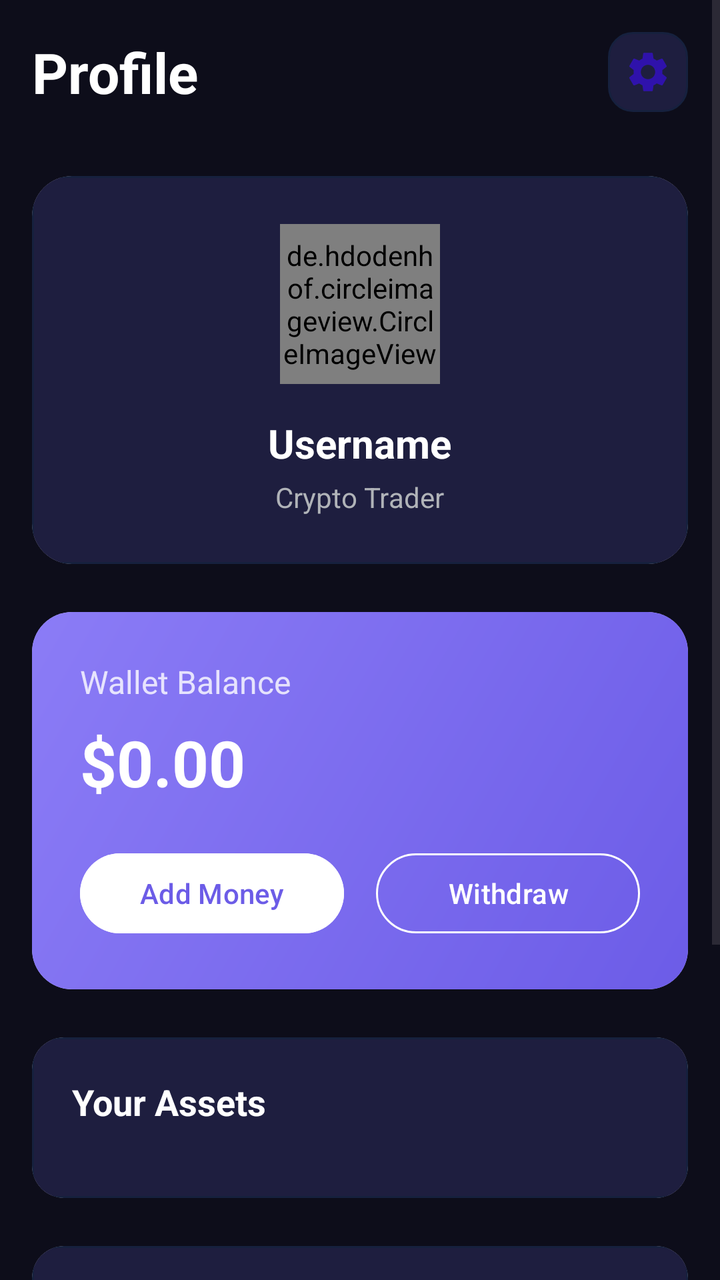
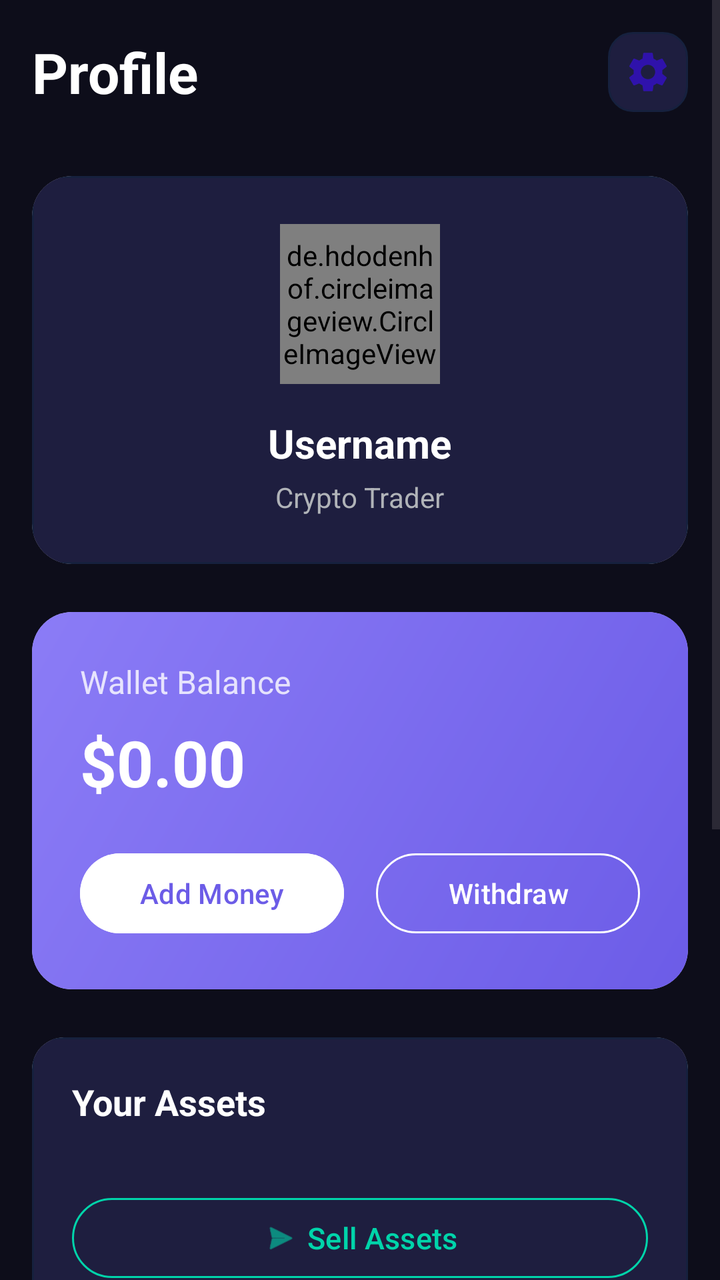

An Android layout rendered at two revisions. The XML below is the earlier revision; the diff shows what the commit changed to produce the second picture.
<!-- AndroidManifest.xml: application theme Theme.CryptoApplication -->
<!-- res/layout/activity_profile.xml -->
<?xml version="1.0" encoding="utf-8"?>
<androidx.constraintlayout.widget.ConstraintLayout xmlns:android="http://schemas.android.com/apk/res/android"
    xmlns:app="http://schemas.android.com/apk/res-auto"
    xmlns:tools="http://schemas.android.com/tools"
    android:layout_width="match_parent"
    android:layout_height="match_parent"
    android:background="@color/dark_background"
    android:fitsSystemWindows="true">

    <ScrollView
        android:layout_width="match_parent"
        android:layout_height="0dp"
        android:fillViewport="true"
        app:layout_constraintTop_toTopOf="parent"
        app:layout_constraintBottom_toBottomOf="parent"
        app:layout_constraintStart_toStartOf="parent"
        app:layout_constraintEnd_toEndOf="parent">

        <LinearLayout
            android:layout_width="match_parent"
            android:layout_height="wrap_content"
            android:orientation="vertical"
            android:paddingStart="16dp"
            android:paddingEnd="16dp"
            android:paddingTop="16dp"
            android:paddingBottom="32dp">

            
            <LinearLayout
                android:layout_width="match_parent"
                android:layout_height="wrap_content"
                android:orientation="horizontal"
                android:gravity="center_vertical"
                android:layout_marginBottom="32dp">

                <TextView
                    android:layout_width="0dp"
                    android:layout_height="wrap_content"
                    android:layout_weight="1"
                    android:text="Profile"
                    android:textColor="@color/text_primary"
                    android:textSize="28sp"
                    android:textStyle="bold" />

                <ImageView
                    android:layout_width="40dp"
                    android:layout_height="40dp"
                    android:background="@drawable/dark_card_background"
                    android:padding="8dp"
                    android:src="@drawable/baseline_settings_24"
                    android:contentDescription="Settings" />

            </LinearLayout>

            
            <androidx.cardview.widget.CardView
                android:layout_width="match_parent"
                android:layout_height="wrap_content"
                android:layout_marginBottom="24dp"
                app:cardCornerRadius="20dp"
                app:cardElevation="0dp">

                <LinearLayout
                    android:layout_width="match_parent"
                    android:layout_height="wrap_content"
                    android:background="@drawable/dark_card_background"
                    android:orientation="vertical"
                    android:padding="24dp"
                    android:gravity="center">

                    <de.hdodenhof.circleimageview.CircleImageView
                        android:id="@+id/personIcon"
                        android:layout_width="80dp"
                        android:layout_height="80dp"
                        android:src="@drawable/prof_icon"
                        app:civ_border_width="3dp"
                        app:civ_border_color="@color/purple_primary" />

                    <TextView
                        android:id="@+id/txtUsername"
                        android:layout_width="wrap_content"
                        android:layout_height="wrap_content"
                        android:text="Username"
                        android:textColor="@color/text_primary"
                        android:textSize="20sp"
                        android:textStyle="bold"
                        android:layout_marginTop="16dp" />

                    <TextView
                        android:layout_width="wrap_content"
                        android:layout_height="wrap_content"
                        android:text="Crypto Trader"
                        android:textColor="@color/text_secondary"
                        android:textSize="14sp"
                        android:layout_marginTop="4dp" />

                </LinearLayout>

            </androidx.cardview.widget.CardView>

            
            <androidx.cardview.widget.CardView
                android:layout_width="match_parent"
                android:layout_height="wrap_content"
                android:layout_marginBottom="24dp"
                app:cardCornerRadius="20dp"
                app:cardElevation="0dp">

                <LinearLayout
                    android:layout_width="match_parent"
                    android:layout_height="wrap_content"
                    android:background="@drawable/gradient_purple_card"
                    android:orientation="vertical"
                    android:padding="24dp">

                    <TextView
                        android:layout_width="wrap_content"
                        android:layout_height="wrap_content"
                        android:text="Wallet Balance"
                        android:textColor="@color/text_primary"
                        android:textSize="16sp"
                        android:alpha="0.8" />

                    <TextView
                        android:id="@+id/txtBalanceAmount"
                        android:layout_width="wrap_content"
                        android:layout_height="wrap_content"
                        android:text="$0.00"
                        android:textColor="@color/text_primary"
                        android:textSize="32sp"
                        android:textStyle="bold"
                        android:layout_marginTop="8dp" />

                    <LinearLayout
                        android:layout_width="match_parent"
                        android:layout_height="wrap_content"
                        android:orientation="horizontal"
                        android:layout_marginTop="20dp">

                        <com.google.android.material.button.MaterialButton
                            android:id="@+id/btnAddBalance"
                            style="@style/Widget.Material3.Button.UnelevatedButton"
                            android:layout_width="0dp"
                            android:layout_height="48dp"
                            android:layout_weight="1"
                            android:layout_marginEnd="8dp"
                            android:text="Add Money"
                            android:textAllCaps="false"
                            android:textColor="@color/purple_primary"
                            android:backgroundTint="@color/text_primary" />

                        <com.google.android.material.button.MaterialButton
                            android:id="@+id/btnWithdraw"
                            style="@style/Widget.Material3.Button.OutlinedButton"
                            android:layout_width="0dp"
                            android:layout_height="48dp"
                            android:layout_weight="1"
                            android:layout_marginStart="8dp"
                            android:text="Withdraw"
                            android:textAllCaps="false"
                            android:textColor="@color/text_primary"
                            app:strokeColor="@color/text_primary" />

                    </LinearLayout>

                </LinearLayout>

            </androidx.cardview.widget.CardView>

            
            <androidx.cardview.widget.CardView
                android:id="@+id/cardWalletAssets"
                android:layout_width="match_parent"
                android:layout_height="wrap_content"
                android:layout_marginBottom="24dp"
                app:cardCornerRadius="16dp"
                app:cardElevation="0dp">

                <LinearLayout
                    android:layout_width="match_parent"
                    android:layout_height="wrap_content"
                    android:background="@drawable/dark_card_background"
                    android:orientation="vertical"
                    android:padding="20dp">

                    <TextView
                        android:layout_width="wrap_content"
                        android:layout_height="wrap_content"
                        android:text="Your Assets"
                        android:textColor="@color/text_primary"
                        android:textSize="18sp"
                        android:textStyle="bold"
                        android:layout_marginBottom="16dp" />

                    <androidx.recyclerview.widget.RecyclerView
                        android:id="@+id/walletAssetsRecyclerView"
                        android:layout_width="match_parent"
                        android:layout_height="wrap_content"
                        android:nestedScrollingEnabled="false" />

                </LinearLayout>

            </androidx.cardview.widget.CardView>

            
            <androidx.cardview.widget.CardView
                android:layout_width="match_parent"
                android:layout_height="wrap_content"
                android:layout_marginBottom="24dp"
                app:cardCornerRadius="16dp"
                app:cardElevation="0dp">

                <LinearLayout
                    android:layout_width="match_parent"
                    android:layout_height="wrap_content"
                    android:background="@drawable/dark_card_background"
                    android:orientation="vertical"
                    android:padding="8dp">

                    
                    <LinearLayout
                        android:id="@+id/layoutHistory"
                        android:layout_width="match_parent"
                        android:layout_height="56dp"
                        android:orientation="horizontal"
                        android:gravity="center_vertical"
                        android:paddingHorizontal="16dp"
                        android:background="?attr/selectableItemBackground"
                        android:clickable="true"
                        android:focusable="true">

                        <ImageView
                            android:layout_width="24dp"
                            android:layout_height="24dp"
                            android:src="@android:drawable/ic_menu_recent_history"
                            android:tint="@color/text_secondary" />

                        <TextView
                            android:layout_width="0dp"
                            android:layout_height="wrap_content"
                            android:layout_weight="1"
                            android:layout_marginStart="16dp"
                            android:text="Transaction History"
                            android:textColor="@color/text_primary"
                            android:textSize="16sp" />

                        <ImageView
                            android:layout_width="16dp"
                            android:layout_height="16dp"
                            android:src="@android:drawable/ic_menu_more"
                            android:tint="@color/text_secondary" />

                    </LinearLayout>

                    
                    <LinearLayout
                        android:id="@+id/layoutLogout"
                        android:layout_width="match_parent"
                        android:layout_height="56dp"
                        android:orientation="horizontal"
                        android:gravity="center_vertical"
                        android:paddingHorizontal="16dp"
                        android:background="?attr/selectableItemBackground"
                        android:clickable="true"
                        android:focusable="true">

                        <ImageView
                            android:layout_width="24dp"
                            android:layout_height="24dp"
                            android:src="@drawable/baseline_logout_24"
                            android:tint="@color/red_loss" />

                        <TextView
                            android:layout_width="0dp"
                            android:layout_height="wrap_content"
                            android:layout_weight="1"
                            android:layout_marginStart="16dp"
                            android:text="Logout"
                            android:textColor="@color/red_loss"
                            android:textSize="16sp" />

                        <ImageView
                            android:layout_width="16dp"
                            android:layout_height="16dp"
                            android:src="@android:drawable/ic_menu_more"
                            android:tint="@color/text_secondary" />

                    </LinearLayout>

                </LinearLayout>

            </androidx.cardview.widget.CardView>

            
            <LinearLayout
                android:layout_width="match_parent"
                android:layout_height="wrap_content"
                android:orientation="horizontal"
                android:background="@drawable/dark_card_background"
                android:padding="4dp">

                <com.google.android.material.button.MaterialButton
                    android:id="@+id/btnHome"
                    style="@style/Widget.Material3.Button.UnelevatedButton"
                    android:layout_width="0dp"
                    android:layout_height="48dp"
                    android:layout_weight="1"
                    android:text="Home"
                    android:textAllCaps="false"
                    android:textColor="@color/text_secondary"
                    android:backgroundTint="@android:color/transparent"
                    android:layout_margin="2dp" />

                <com.google.android.material.button.MaterialButton
                    android:id="@+id/btnProfile"
                    style="@style/Widget.Material3.Button.UnelevatedButton"
                    android:layout_width="0dp"
                    android:layout_height="48dp"
                    android:layout_weight="1"
                    android:text="Profile"
                    android:textAllCaps="false"
                    android:textColor="@color/text_primary"
                    android:backgroundTint="@color/purple_primary"
                    android:layout_margin="2dp" />

            </LinearLayout>

        </LinearLayout>

    </ScrollView>

</androidx.constraintlayout.widget.ConstraintLayout>
<!-- resources referenced by this layout -->
<resources>
  <color name="dark_background">#0D0D1A</color>
  <color name="purple_primary">#6C5CE7</color>
  <color name="red_loss">#FF6B6B</color>
  <color name="text_primary">#FFFFFF</color>
  <color name="text_secondary">#B0B3B8</color>
  <!-- drawable baseline_logout_24 (drawable) -->
  <vector xmlns:android="http://schemas.android.com/apk/res/android" android:autoMirrored="true" android:height="24dp" android:tint="#2F12AB" android:viewportHeight="24" android:viewportWidth="24" android:width="24dp">
        
      <path android:fillColor="@android:color/white" android:pathData="M17,7l-1.41,1.41L18.17,11H8v2h10.17l-2.58,2.58L17,17l5,-5zM4,5h8V3H4c-1.1,0 -2,0.9 -2,2v14c0,1.1 0.9,2 2,2h8v-2H4V5z"/>
      
  </vector>
  <!-- drawable baseline_settings_24 (drawable) -->
  <vector xmlns:android="http://schemas.android.com/apk/res/android" android:height="24dp" android:tint="#2F12AB" android:viewportHeight="24" android:viewportWidth="24" android:width="24dp">
        
      <path android:fillColor="@android:color/white" android:pathData="M19.14,12.94c0.04,-0.3 0.06,-0.61 0.06,-0.94c0,-0.32 -0.02,-0.64 -0.07,-0.94l2.03,-1.58c0.18,-0.14 0.23,-0.41 0.12,-0.61l-1.92,-3.32c-0.12,-0.22 -0.37,-0.29 -0.59,-0.22l-2.39,0.96c-0.5,-0.38 -1.03,-0.7 -1.62,-0.94L14.4,2.81c-0.04,-0.24 -0.24,-0.41 -0.48,-0.41h-3.84c-0.24,0 -0.43,0.17 -0.47,0.41L9.25,5.35C8.66,5.59 8.12,5.92 7.63,6.29L5.24,5.33c-0.22,-0.08 -0.47,0 -0.59,0.22L2.74,8.87C2.62,9.08 2.66,9.34 2.86,9.48l2.03,1.58C4.84,11.36 4.8,11.69 4.8,12s0.02,0.64 0.07,0.94l-2.03,1.58c-0.18,0.14 -0.23,0.41 -0.12,0.61l1.92,3.32c0.12,0.22 0.37,0.29 0.59,0.22l2.39,-0.96c0.5,0.38 1.03,0.7 1.62,0.94l0.36,2.54c0.05,0.24 0.24,0.41 0.48,0.41h3.84c0.24,0 0.44,-0.17 0.47,-0.41l0.36,-2.54c0.59,-0.24 1.13,-0.56 1.62,-0.94l2.39,0.96c0.22,0.08 0.47,0 0.59,-0.22l1.92,-3.32c0.12,-0.22 0.07,-0.47 -0.12,-0.61L19.14,12.94zM12,15.6c-1.98,0 -3.6,-1.62 -3.6,-3.6s1.62,-3.6 3.6,-3.6s3.6,1.62 3.6,3.6S13.98,15.6 12,15.6z"/>
      
  </vector>
  <!-- drawable dark_card_background (drawable) -->
  <?xml version="1.0" encoding="utf-8"?>
  <shape xmlns:android="http://schemas.android.com/apk/res/android">
      <solid android:color="@color/dark_card" />
      <corners android:radius="12dp" />
      <stroke 
          android:width="1dp" 
          android:color="@color/dark_surface_variant" />
  </shape>
  <!-- drawable gradient_purple_card (drawable) -->
  <?xml version="1.0" encoding="utf-8"?>
  <shape xmlns:android="http://schemas.android.com/apk/res/android">
      <gradient
          android:startColor="@color/purple_primary"
          android:endColor="@color/purple_accent"
          android:angle="135" />
      <corners android:radius="16dp" />
  </shape>
  <color name="dark_card">#1E1E3F</color>
  <color name="dark_surface_variant">#16213E</color>
  <color name="purple_accent">#8B7CF6</color>
  <color name="purple_secondary">#A29BFE</color>
  <color name="dark_surface">#1A1A2E</color>
  <!-- unchanged entries left out for length: 2 -->
</resources>

<!-- the commit's change to res/layout/activity_profile.xml (unified diff, before → after) -->
@@ -198,6 +198,22 @@
                         android:layout_height="wrap_content"
                         android:nestedScrollingEnabled="false" />
 
+                    
+                    <com.google.android.material.button.MaterialButton
+                        android:id="@+id/btnSellAssets"
+                        style="@style/Widget.Material3.Button.OutlinedButton"
+                        android:layout_width="match_parent"
+                        android:layout_height="48dp"
+                        android:layout_marginTop="16dp"
+                        android:text="Sell Assets"
+                        android:textAllCaps="false"
+                        android:textColor="@color/green_profit"
+                        android:textSize="15sp"
+                        app:strokeColor="@color/green_profit"
+                        app:icon="@android:drawable/ic_menu_send"
+                        app:iconTint="@color/green_profit"
+                        app:iconGravity="textStart" />
+
                 </LinearLayout>
 
             </androidx.cardview.widget.CardView>
@@ -216,6 +232,48 @@
                     android:background="@drawable/dark_card_background"
                     android:orientation="vertical"
                     android:padding="8dp">
+
+                    
+                    <LinearLayout
+                        android:id="@+id/layoutSellAssets"
+                        android:layout_width="match_parent"
+                        android:layout_height="56dp"
+                        android:orientation="horizontal"
+                        android:gravity="center_vertical"
+                        android:paddingHorizontal="16dp"
+                        android:background="?attr/selectableItemBackground"
+                        android:clickable="true"
+                        android:focusable="true">
+
+                        <ImageView
+                            android:layout_width="24dp"
+                            android:layout_height="24dp"
+                            android:src="@android:drawable/ic_menu_send"
+                            android:tint="@color/green_profit" />
+
+                        <TextView
+                            android:layout_width="0dp"
+                            android:layout_height="wrap_content"
+                            android:layout_weight="1"
+                            android:layout_marginStart="16dp"
+                            android:text="Sell Assets"
+                            android:textColor="@color/green_profit"
+                            android:textSize="16sp" />
+
+                        <ImageView
+                            android:layout_width="16dp"
+                            android:layout_height="16dp"
+                            android:src="@android:drawable/ic_menu_more"
+                            android:tint="@color/text_secondary" />
+
+                    </LinearLayout>
+
+                    
+                    <View
+                        android:layout_width="match_parent"
+                        android:layout_height="1dp"
+                        android:layout_marginHorizontal="16dp"
+                        android:background="@color/dark_surface_variant" />
 
                     
                     <LinearLayout
<!-- resource entries referenced after the edit -->
@@ -37,6 +37,7 @@
   </shape>
   <color name="dark_card">#1E1E3F</color>
   <color name="dark_surface_variant">#16213E</color>
+  <color name="green_profit">#00D4AA</color>
   <color name="purple_accent">#8B7CF6</color>
   <color name="purple_secondary">#A29BFE</color>
   <color name="dark_surface">#1A1A2E</color>
